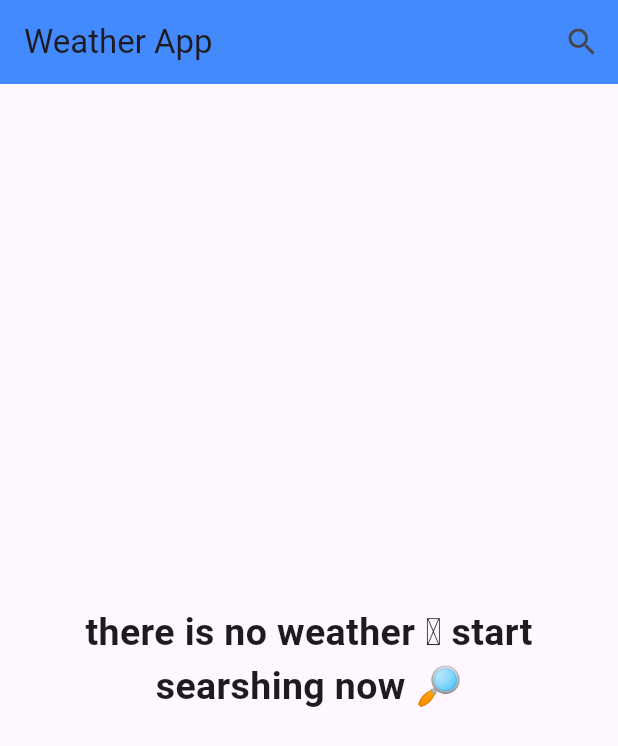
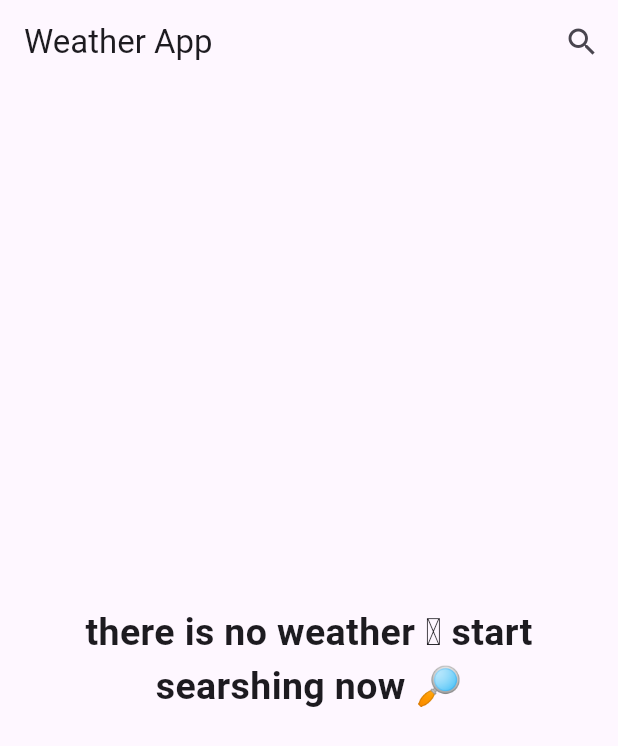
Before and after one commit to youssefemadeldn/weather_app, a Flutter app: the screen it shows after launch, on a phone screen of 412 x 824 dp. Shown: the top 746 px of the screen. Run offline on Flutter 3.47's test engine with Material 3 defaults, Android fonts, the phone set to English and light mode, and no system bars.

Commit message:
added default theme

```diff
--- a/lib/main.dart
+++ b/lib/main.dart
@@ -11,9 +11,12 @@ class WeatherApp extends StatelessWidget {
   // This widget is the root of your application.
   @override
   Widget build(BuildContext context) {
-    return const MaterialApp(
+    return MaterialApp(
       debugShowCheckedModeBanner: false,
-      home: MyHomePage(),
+      theme: ThemeData(
+        primarySwatch: Colors.blue,
+      ),
+      home: const MyHomePage(),
     );
   }
 }
--- a/lib/views/home_page.dart
+++ b/lib/views/home_page.dart
@@ -1,7 +1,6 @@
 import 'package:flutter/material.dart';
 import 'package:weather_app/views/s/search_view.dart';
 import 'package:weather_app/widget/no_weather_body.dart';
-import 'package:weather_app/widget/weather_info_body.dart';
 
 class MyHomePage extends StatelessWidget {
   const MyHomePage({super.key});
@@ -11,7 +10,7 @@ class MyHomePage extends StatelessWidget {
     return Scaffold(
       appBar: AppBar(
         title: const Text('Weather App'),
-        backgroundColor: Colors.blueAccent,
+        // backgroundColor: Colors.blueAccent,
         actions: [
           IconButton(
             onPressed: () {
```
